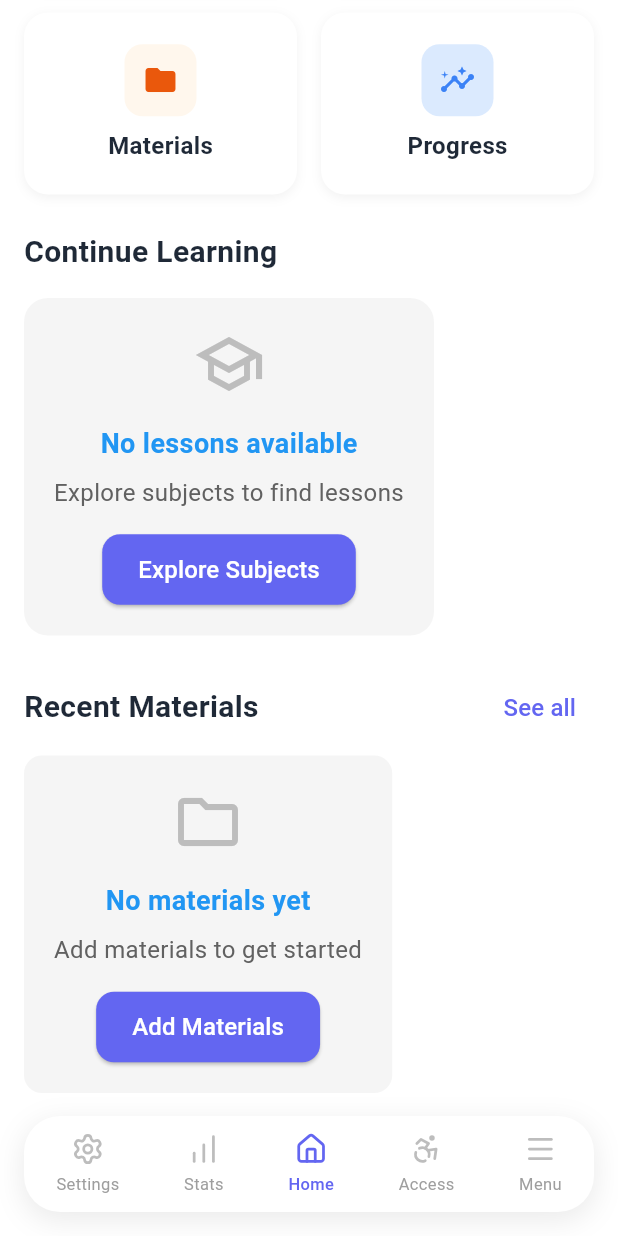
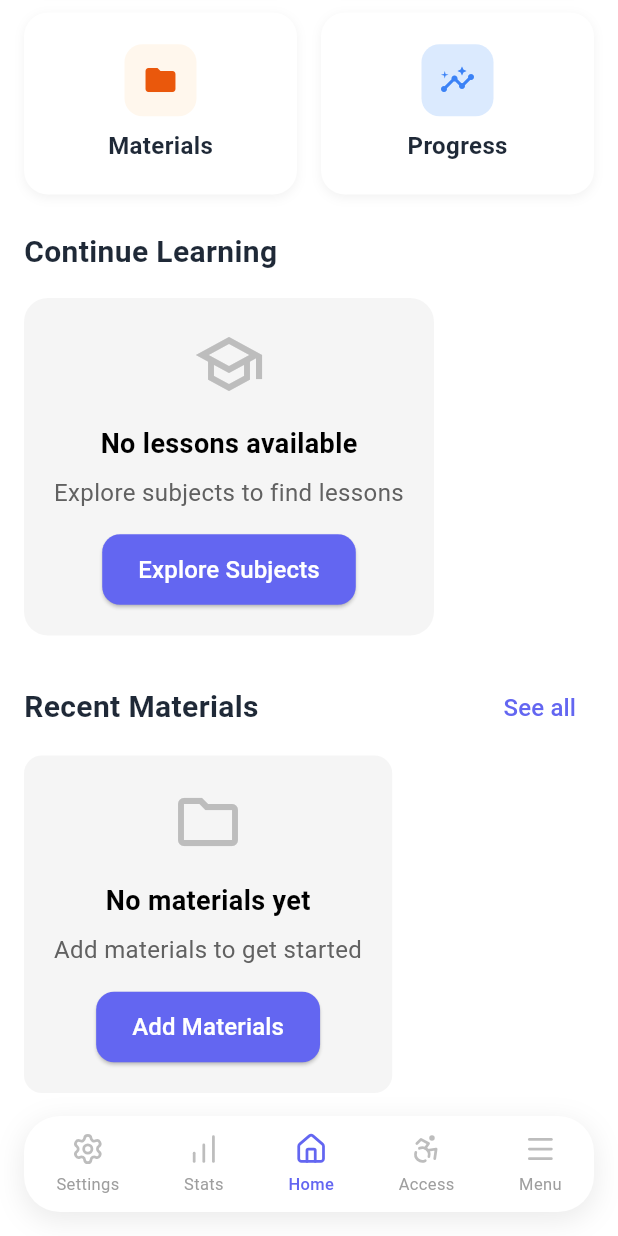
Before and after one commit to 0xteamCookie/LearnAbility, a Flutter app: the HomePage screen opened directly, scrolled down 478 dp, on a phone screen of 412 x 824 dp. Run offline on Flutter 3.47's test engine with Material 3 defaults, Android fonts, the phone set to English and light mode, and no system bars; our stand-ins replace easy_localization, file_picker, flutter_markdown, flutter_tts, logger, lucide_icons and 1 more; missing offline and left inert: flutter_math_fork, vapinew; accounts and stored records are empty; network calls fail.

Commit message:
working code

```diff
--- a/lib/Lesson/lesson_page.dart
+++ b/lib/Lesson/lesson_page.dart
@@ -657,7 +657,6 @@ class _LessonContentPageState extends State<LessonContentPage> {
               },
             ),
         ],
-
       ),
       body:
         isLoading
--- a/lib/main.dart
+++ b/lib/main.dart
@@ -68,7 +68,7 @@ class MyApp extends StatefulWidget {
 
     textTheme: TextTheme(
       bodyLarge: TextStyle(color: Colors.black),
-      bodyMedium: TextStyle(color: Colors.blue),
+      bodyMedium: TextStyle(color: Colors.black),
     ),
   );
 
--- a/lib/utils/constants.dart
+++ b/lib/utils/constants.dart
@@ -1,3 +1,3 @@
 class Constants {
-  static String uri = "http://192.168.0.147:3000";
+  static String uri = "http://la.rkr.cx";
 }
--- a/pubspec.yaml
+++ b/pubspec.yaml
@@ -25,7 +25,7 @@ dependencies:
   collection: ^1.19.1
   flutter_markdown: ^0.7.6+2
   http: ^1.3.0
-  intl: 0.20.2
+  intl: 0.19.0
   easy_localization: 3.0.7+1
   flutter_math_fork: ^0.7.3
   vapinew: ^0.0.2
```
Also changed, not shown: pubspec.lock. Lines whose indentation alone changed are shown as unchanged.
